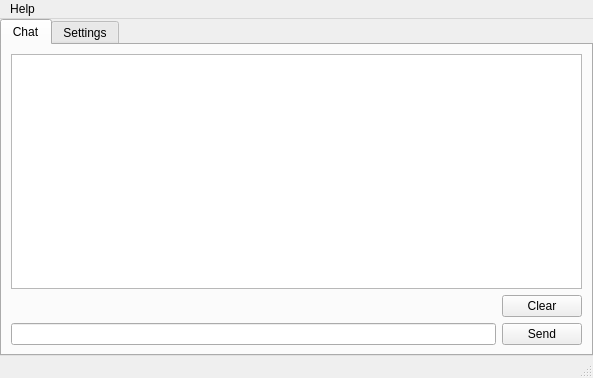
Above: src/mainwindow.ui from cyberlord8/ChesterTheChat before the change. Below: the same form after it.
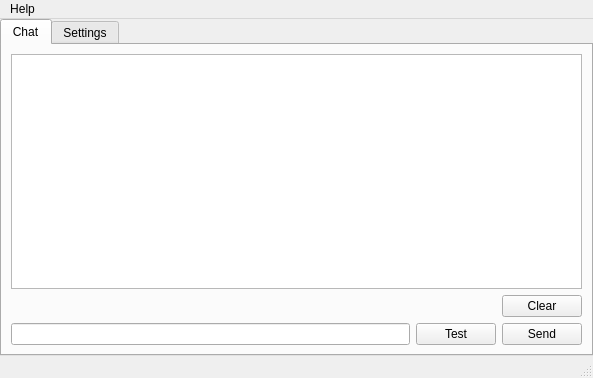
That is the form after the change. The open tabs and pages were chosen to show the change.

Commit message: Added Test button to create incremental test messages

What changed in the file:
```diff
--- a/src/mainwindow.ui
+++ b/src/mainwindow.ui
@@ -93,6 +93,13 @@
             </property>
            </widget>
           </item>
+          <item>
+           <widget class="QPushButton" name="pushButtonTestMsg">
+            <property name="text">
+             <string>Test</string>
+            </property>
+           </widget>
+          </item>
           <item>
            <widget class="QPushButton" name="pushButtonSend">
             <property name="toolTip">
```
Left out of the diff: 2 changed lines with no effect on the pictures. The commit also changes 2 other files.
